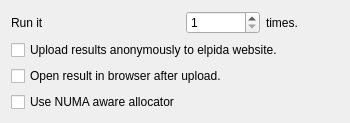
klapeto/elpida, file apps/Qt/Views/BenchmarkRunConfigurationView/BenchmarkRunConfigurationView.ui: the form before one commit.
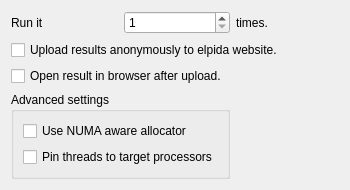
The form after the commit.

Diff of the .ui file:
```diff
--- a/apps/Qt/Views/BenchmarkRunConfigurationView/BenchmarkRunConfigurationView.ui
+++ b/apps/Qt/Views/BenchmarkRunConfigurationView/BenchmarkRunConfigurationView.ui
@@ -52,11 +52,27 @@
      </property>
     </widget>
    </item>
-   <item row="3" column="0">
-    <widget class="QCheckBox" name="chkNumaAware">
-     <property name="text">
-      <string>Use NUMA aware allocator</string>
+   <item row="3" column="0" colspan="2">
+    <widget class="QGroupBox" name="gbAdvanced">
+     <property name="title">
+      <string>Advanced settings</string>
      </property>
+     <layout class="QVBoxLayout" name="verticalLayout">
+      <item>
+       <widget class="QCheckBox" name="chkNumaAware">
+        <property name="text">
+         <string>Use NUMA aware allocator</string>
+        </property>
+       </widget>
+      </item>
+      <item>
+       <widget class="QCheckBox" name="chkPinThreads">
+        <property name="text">
+         <string>Pin threads to target processors</string>
+        </property>
+       </widget>
+      </item>
+     </layout>
     </widget>
    </item>
   </layout>
```
Left out of the diff: 42 changed lines with no effect on the pictures.
